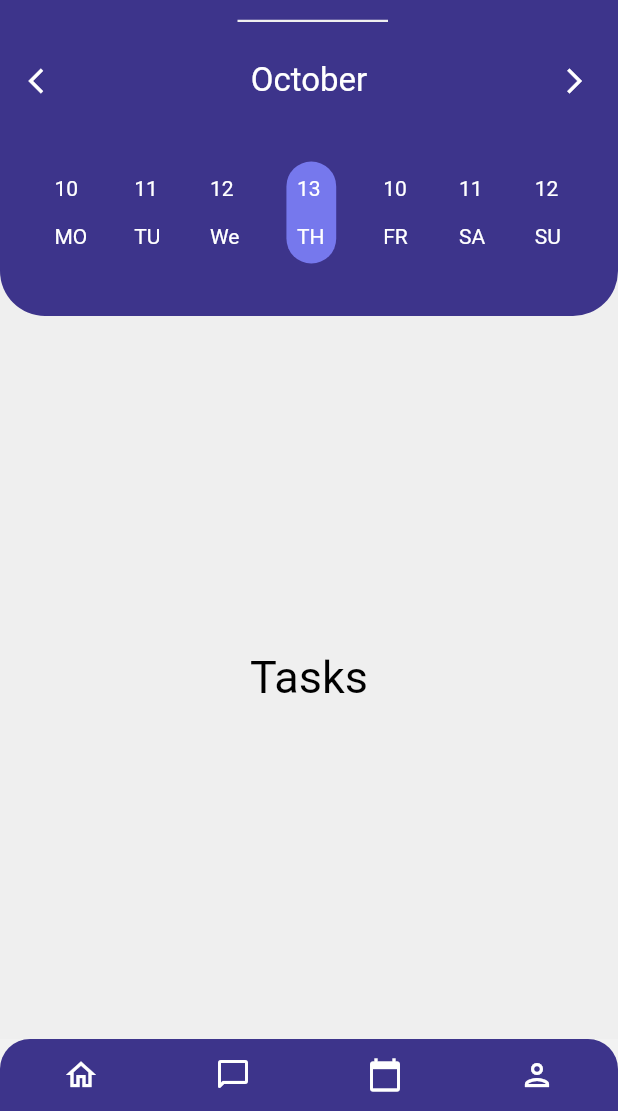
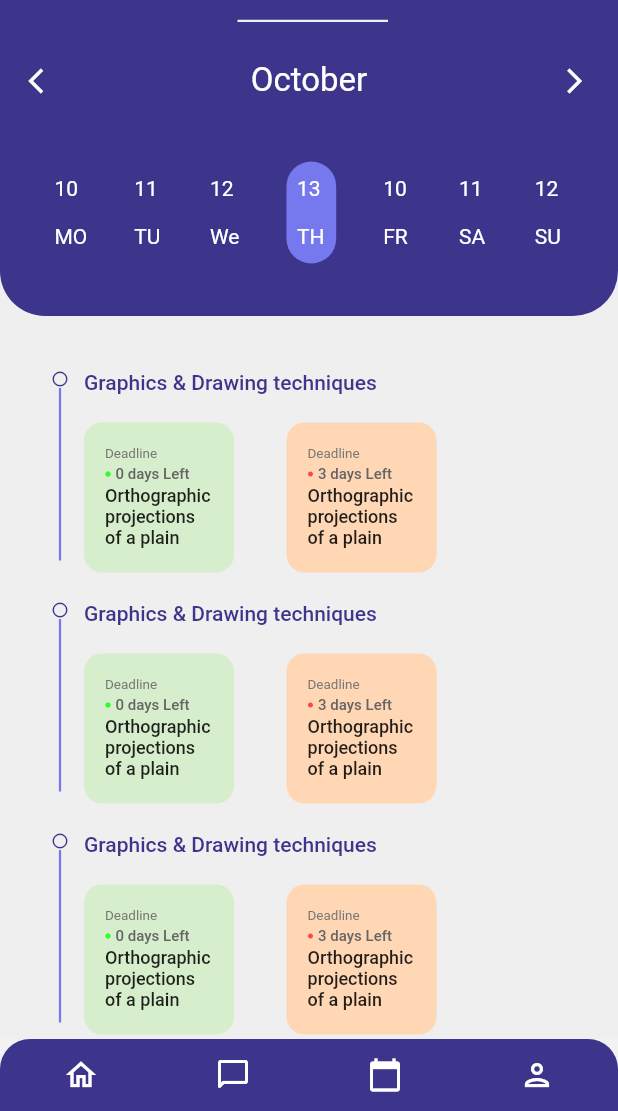
Before and after one commit to intecc-services/edtech_app_demo, a Flutter app: the screen it shows after launch, tab 2 chosen, on a phone screen of 412 x 824 dp, the part 125-1236 px from its top. Run offline on Flutter 3.47's test engine with Material 2 defaults, Android fonts, the phone set to English and light mode, and no system bars.

Commit message:
TasksPage

```diff
--- a/lib/TabBar/tasks.dart
+++ b/lib/TabBar/tasks.dart
@@ -13,12 +13,129 @@ class Tasks extends StatefulWidget {
 class _TimetableState extends State<Tasks> {
   @override
   Widget build(BuildContext context) {
-    return Scaffold(
-      backgroundColor: const Color(0xffEFEFEF),
-      body: Center(
-          child: Text('Tasks',
-              style: TextStyle(fontSize: 30, color: Colors.black))),
-      //bottomNavigationBar: Bottom_Bar(),
+    return Padding(
+      padding: EdgeInsets.only(top: 36, left: 34),
+      child: SingleChildScrollView(
+        scrollDirection: Axis.vertical,
+        physics: BouncingScrollPhysics(),
+        child: Expanded(
+          child: Column(
+            mainAxisAlignment: MainAxisAlignment.spaceEvenly,
+            children: List.generate(5, (index) {
+              return reminder();
+            }),
+          ),
+        ),
+      ),
     );
   }
 }
+
+Widget reminder() {
+  return Row(
+    mainAxisAlignment: MainAxisAlignment.start,
+    crossAxisAlignment: CrossAxisAlignment.start,
+    children: [
+      Column(
+        children: [
+          Icon(
+            Icons.circle_outlined,
+            color: Color(0xff3D348B),
+            size: 12,
+          ),
+          //not dyn :
+          Container(
+            width: 1.5,
+            height: 115,
+            color: Color(0xff7678ED),
+          ), //divider :
+          // const VerticalDivider(
+          //   width: 20,
+          //   thickness: 1,
+          //   indent: 20,
+          //   endIndent: 0,
+          //   color: Colors.grey,
+          // ),
+        ],
+      ),
+      SizedBox(width: 10),
+      Column(
+        crossAxisAlignment: CrossAxisAlignment.start,
+        children: [
+          Text(
+            'Graphics & Drawing techniques',
+            style: TextStyle(
+              color: Color(0xff3D348B),
+              fontSize: 14,
+              fontWeight: FontWeight.w500,
+            ),
+          ),
+          SizedBox(height: 19),
+          Row(
+            children: [
+              reminder_widget(
+                  Color(0xffD6EECB), "0 days Left", Color(0xff2EFF29)),
+              SizedBox(width: 35),
+              reminder_widget(Color.fromARGB(255, 255, 215, 181), "3 days Left",
+                  Color.fromARGB(255, 255, 69, 69)),
+            ],
+          ),
+          SizedBox(height: 19),
+        ],
+      ),
+    ],
+  );
+}
+
+Widget reminder_widget(Color clr, String deadline, Color active) {
+  return Container(
+    //not dync again :
+    height: 100,
+    width: 100,
+    decoration: BoxDecoration(
+      color: clr,
+      borderRadius: BorderRadius.only(
+          bottomRight: Radius.circular(12),
+          bottomLeft: Radius.circular(12),
+          topLeft: Radius.circular(12),
+          topRight: Radius.circular(12)),
+    ),
+    child: Padding(
+      padding: const EdgeInsets.all(14),
+      child: Column(
+        mainAxisAlignment: MainAxisAlignment.spaceEvenly,
+        crossAxisAlignment: CrossAxisAlignment.start,
+        children: [
+          Text(
+            'Deadline',
+            style: TextStyle(
+              color: Color(0xff767676),
+              fontWeight: FontWeight.w400,
+              fontSize: 9,
+            ),
+          ),
+          Row(
+            children: [
+              Icon(Icons.circle, color: active, size: 4),
+              SizedBox(width: 3),
+              Text(
+                deadline,
+                style: TextStyle(
+                    fontSize: 10,
+                    fontWeight: FontWeight.w500,
+                    color: Color(0xff656565)),
+              )
+            ],
+          ),
+          Text(
+            'Orthographic projections of a plain',
+            style: TextStyle(
+              fontSize: 12,
+              fontWeight: FontWeight.w500,
+            ),
+          )
+        ],
+      ),
+    ),
+  );
+}
```
